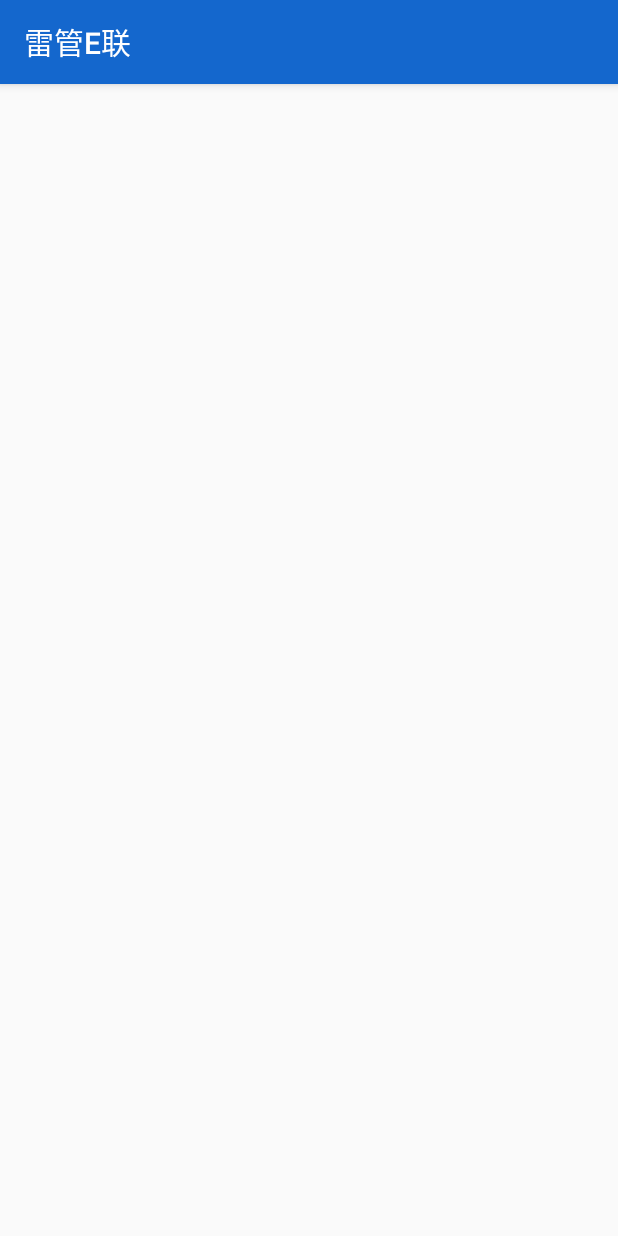
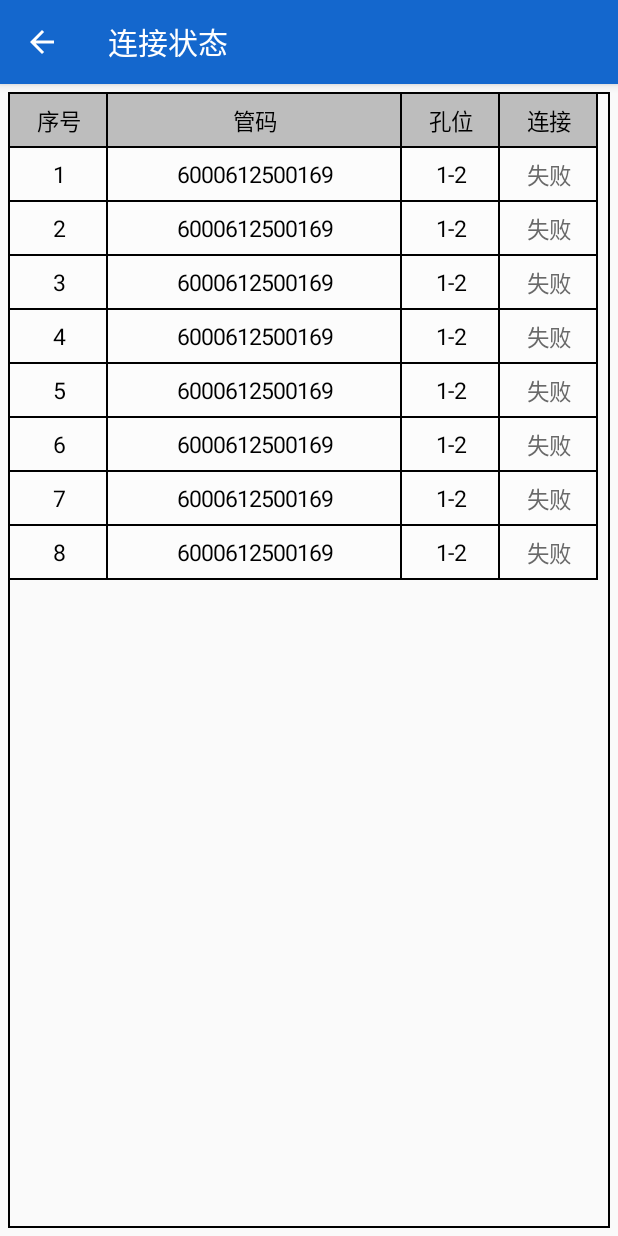
Before and after one commit to Monkey-X/DetController, an Android app: the ConnectTestActivity screen opened directly, with no data from a screen before it, on a phone screen of 412 x 824 dp. Run offline under Robolectric (Android 15) with nearby library versions, the phone set to English and light mode, and no system bars; libraries missing offline, so code that uses them is left out: com.elvishew.xlog, com.maning.mndialoglibrary.

Commit message:
创建连接检测页面

```diff
--- a/app/src/main/java/com/etek/controller/activity/ConnectTestActivity.java
+++ b/app/src/main/java/com/etek/controller/activity/ConnectTestActivity.java
@@ -1,18 +1,80 @@
 package com.etek.controller.activity;
 
-import android.support.v7.app.AppCompatActivity;
+
 import android.os.Bundle;
-
+import android.util.Log;
 import com.etek.controller.R;
+import com.etek.sommerlibrary.activity.BaseActivity;
+import com.etek.sommerlibrary.widget.TableView;
+import static com.etek.sommerlibrary.widget.TableView.MODE_ALL_UNIT_EVENT;
 
 /**
- * 连接测试
+ * 连接检测
  */
-public class ConnectTestActivity extends AppCompatActivity {
+public class ConnectTestActivity extends BaseActivity {
+
+    private TableView mTable;
+    private String[][] mDetData;
+    private int[][] mDetColor;
 
     @Override
     protected void onCreate(Bundle savedInstanceState) {
         super.onCreate(savedInstanceState);
         setContentView(R.layout.activity_connect_test);
+        initSupportActionBar(R.string.title_act_connect_state);
+        initDate();
+        initView();
+    }
+
+    /**
+     * 初始化ViewR.id.
+     */
+    private void initView() {
+        int width = getWindowWidth();
+        mTable = findViewById(R.id.connect_state_table);
+        mTable.setHeaderNames("序号", "管码", "孔位", "连接");
+        width = width - 30;
+        mTable.setColumnWidth(0, width / 6);
+        mTable.setColumnWidth(1, width / 2);
+        mTable.setColumnWidth(2, width / 6);
+        mTable.setColumnWidth(3, width / 6);
+
+        //设置项
+        mTable.setmUnitTextColors(mDetColor);
+        mTable.setUnitSelectable(false);//单元格处理事件的时候是否可以选中
+        mTable.setUnitDownColor(R.color.red);//单元格处理事件的时候，按下态的颜色
+        mTable.setTableData(mDetData);
+        mTable.notifyAttributesChanged();
+        mTable.setEventMode(MODE_ALL_UNIT_EVENT);
+
+        mTable.setOnUnitClickListener(new TableView.OnUnitClickListener() {
+            @Override
+            public void onUnitClick(int row, int column, String unitText) {
+                if (3 == column){
+                    String[] rowData = mTable.getRowData(row);
+                    showStatusDialog("是否对 " + rowData[1] + " 进行删除？");
+                }
+
+                Log.e("onItemClick","row: " + row + "   column:" + column + "   unitText: " + unitText);
+            }
+        });
+    }
+
+    /**
+     * 页面展示的数据
+     */
+    private void initDate() {
+        mDetData = new String[8][4];
+        mDetColor = new int[8][4];
+        for (int i = 0; i < 8; i++) {
+            mDetData[i][0] = "" + (i+1);
+            mDetColor[i][0] = R.color.black;
+            mDetData[i][1] = "" + ("6000612500169");
+            mDetColor[i][1] = R.color.black;
+            mDetData[i][2] = "" + ("1-2");
+            mDetColor[i][2] = R.color.black;
+            mDetData[i][3] = "" + ("失败");
+            mDetColor[i][3] = R.color.dimgray;
+        }
     }
 }
--- a/app/src/main/res/layout/activity_connect_test.xml
+++ b/app/src/main/res/layout/activity_connect_test.xml
@@ -1,9 +1,17 @@
 <?xml version="1.0" encoding="utf-8"?>
-<android.support.constraint.ConstraintLayout xmlns:android="http://schemas.android.com/apk/res/android"
+<LinearLayout
+    xmlns:android="http://schemas.android.com/apk/res/android"
     xmlns:app="http://schemas.android.com/apk/res-auto"
     xmlns:tools="http://schemas.android.com/tools"
     android:layout_width="match_parent"
     android:layout_height="match_parent"
     tools:context=".activity.ConnectTestActivity">
 
-</android.support.constraint.ConstraintLayout>
+
+    <com.etek.sommerlibrary.widget.TableView
+        android:id="@+id/connect_state_table"
+        android:layout_width="match_parent"
+        android:layout_height="match_parent"
+        android:layout_margin="5dp" />
+
+</LinearLayout>
--- a/app/src/main/res/values/strings.xml
+++ b/app/src/main/res/values/strings.xml
@@ -229,6 +229,5 @@
     <string name="pipe_code">管码：</string>
     <string name="uid">U I D：</string>
     <string name="delayed">延时：</string>
-
-
+    <string name="title_act_connect_state">连接状态</string>
 </resources>
```
